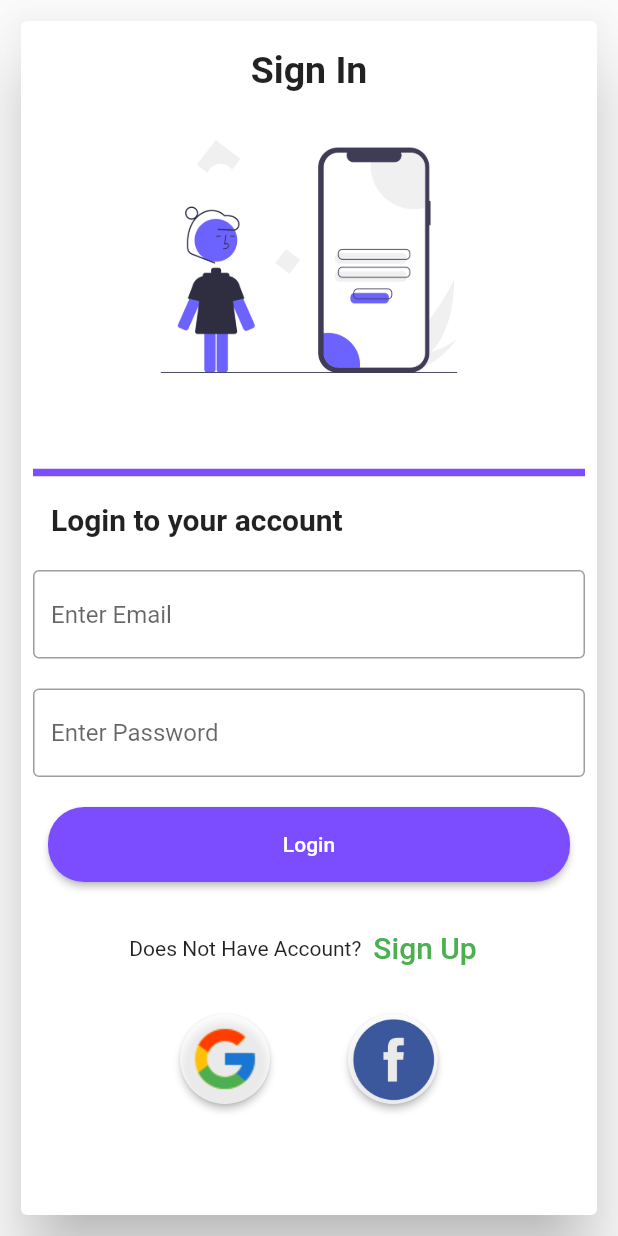
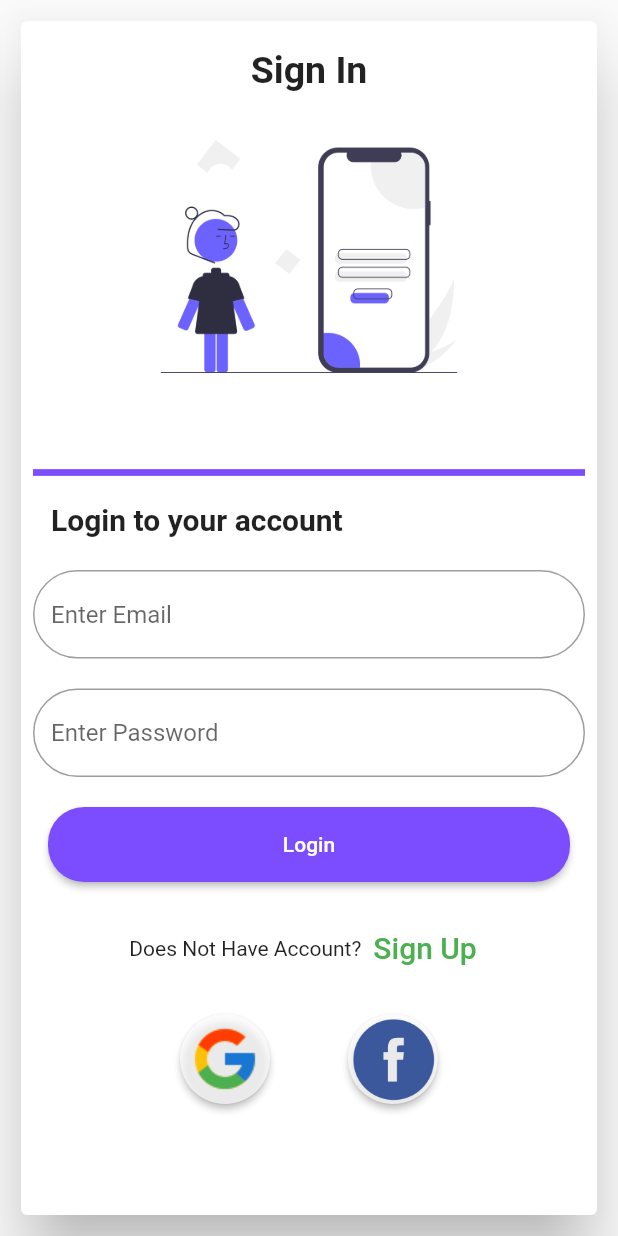
Before and after one commit to shabbirrajput/Flutter_Project, a Flutter app: the MyStatefulWidget widget shown alone on an empty page, opened directly, on a phone screen of 412 x 824 dp. Run offline on Flutter 3.47's test engine with Material 2 defaults, Android fonts, the phone set to English and light mode, and no system bars; our stand-ins replace carousel_slider, google_sign_in; missing offline and left inert: email_auth; network calls fail; project files that could hold a hidden picture were left out; key blocks and very long unbroken strings in the code were emptied for the run.

Commit message:
Done some UI Design Changes

```diff
--- a/lib/pages/login_signup_page/login_page.dart
+++ b/lib/pages/login_signup_page/login_page.dart
@@ -23,7 +23,8 @@ class _LoginPageState extends State<LoginPage> {
       ),
       home: Scaffold(
         appBar: AppBar(
-          title: IconButton(onPressed: (){}, icon: const Icon(Icons.arrow_back)),
+          title:
+              IconButton(onPressed: () {}, icon: const Icon(Icons.arrow_back)),
           elevation: 2,
         ),
         body: const MyStatefulWidget(),
@@ -66,7 +67,11 @@ class _MyStatefulWidgetState extends State<MyStatefulWidget> {
                           TextStyle(fontSize: 25, fontWeight: FontWeight.bold),
                     ),
                   ),
-                  Image.asset("assets/images/login.png",height: 200,width: 200,),
+                  Image.asset(
+                    "assets/images/login.png",
+                    height: 200,
+                    width: 200,
+                  ),
                   const Divider(
                     color: Colors.deepPurpleAccent,
                     //thickness: 5,
@@ -78,7 +83,7 @@ class _MyStatefulWidgetState extends State<MyStatefulWidget> {
                   ),
                   const Divider(
                     color: Colors.deepPurpleAccent,
-                    thickness: 5,
+                    thickness: 4.5,
                   ),
                   const Padding(
                     padding: EdgeInsets.all(12.0),
@@ -93,8 +98,12 @@ class _MyStatefulWidgetState extends State<MyStatefulWidget> {
                   ),
                   TextFormField(
                     controller: nameController,
-                    decoration: const InputDecoration(
-                        hintText: 'Enter Email', border: OutlineInputBorder()),
+                    decoration: InputDecoration(
+                        border: OutlineInputBorder(
+                            borderSide: const BorderSide(
+                                width: 3, color: Colors.deepPurpleAccent),
+                            borderRadius: BorderRadius.circular(50)),
+                        hintText: 'Enter Email'),
                   ),
                   const SizedBox(
                     height: 20,
@@ -102,8 +111,11 @@ class _MyStatefulWidgetState extends State<MyStatefulWidget> {
                   TextFormField(
                     obscureText: true,
                     controller: passwordController,
-                    decoration: const InputDecoration(
-                      border: OutlineInputBorder(),
+                    decoration: InputDecoration(
+                      border: OutlineInputBorder(
+                          borderSide: const BorderSide(
+                              width: 3, color: Colors.deepPurpleAccent),
+                          borderRadius: BorderRadius.circular(50)),
                       hintText: 'Enter Password',
                     ),
                   ),
@@ -117,8 +129,8 @@ class _MyStatefulWidgetState extends State<MyStatefulWidget> {
                       style: ButtonStyle(
                         foregroundColor:
                             MaterialStateProperty.all<Color>(Colors.white),
-                          backgroundColor:
-                              MaterialStateProperty.all<Color>(Colors.deepPurpleAccent),
+                        backgroundColor: MaterialStateProperty.all<Color>(
+                            Colors.deepPurpleAccent),
                         shape:
                             MaterialStateProperty.all<RoundedRectangleBorder>(
                           RoundedRectangleBorder(
@@ -134,7 +146,8 @@ class _MyStatefulWidgetState extends State<MyStatefulWidget> {
                         );
                       },
                       child: const Text('Login'),
-                      )),
+                    ),
+                  ),
                   const SizedBox(
                     height: 20,
                   ),
@@ -169,7 +182,11 @@ class _MyStatefulWidgetState extends State<MyStatefulWidget> {
                           style: ElevatedButton.styleFrom(
                               backgroundColor: Colors.white70,
                               shape: const CircleBorder()),
-                          child: Image.asset("assets/icons/google_sign_in.png",height: 60,width: 60,),
+                          child: Image.asset(
+                            "assets/icons/google_sign_in.png",
+                            height: 60,
+                            width: 60,
+                          ),
                         ),
                       ),
                       const SizedBox(
@@ -182,10 +199,16 @@ class _MyStatefulWidgetState extends State<MyStatefulWidget> {
                           style: ElevatedButton.styleFrom(
                               backgroundColor: Colors.white70,
                               shape: const CircleBorder()),
-                          child: Image.asset("assets/icons/facebook.png",height: 60,width: 60,),
+                          child: Image.asset(
+                            "assets/icons/facebook.png",
+                            height: 60,
+                            width: 60,
                           ),
                         ),
-                      SizedBox(height: 50,)
+                      ),
+                      const SizedBox(
+                        height: 50,
+                      )
                     ],
                   ),
                 ],
```
Also changed, not shown: lib/pages/login_signup_page/signup_page.dart (+60 -23 lines). Lines whose indentation alone changed are shown as unchanged.
